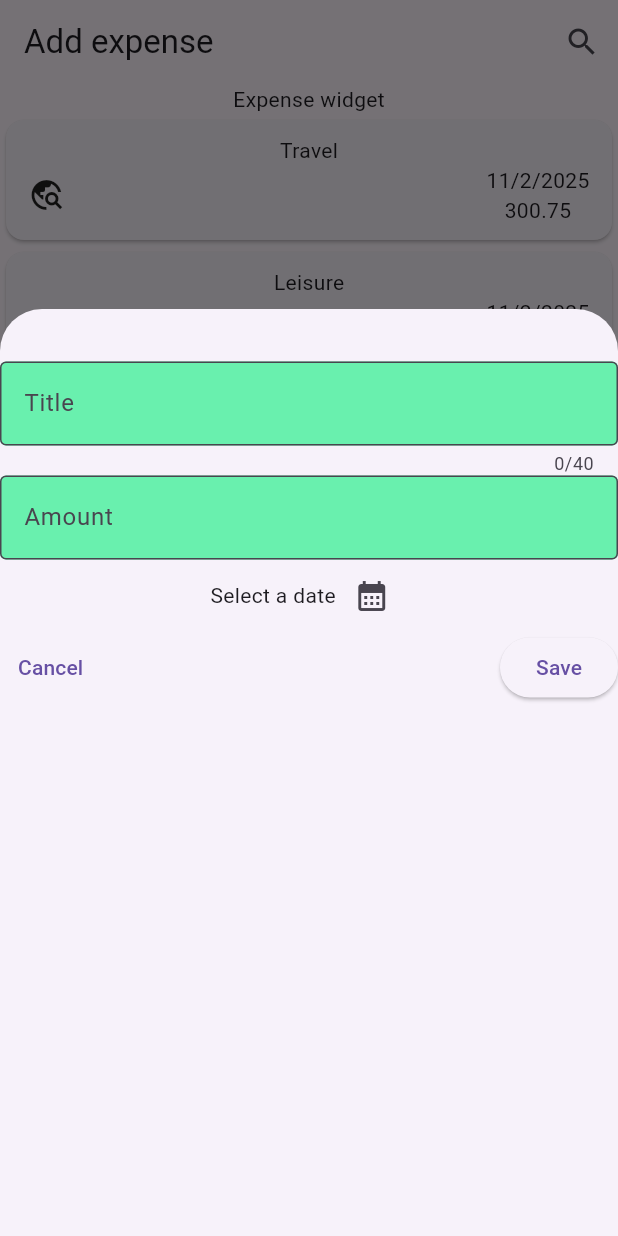
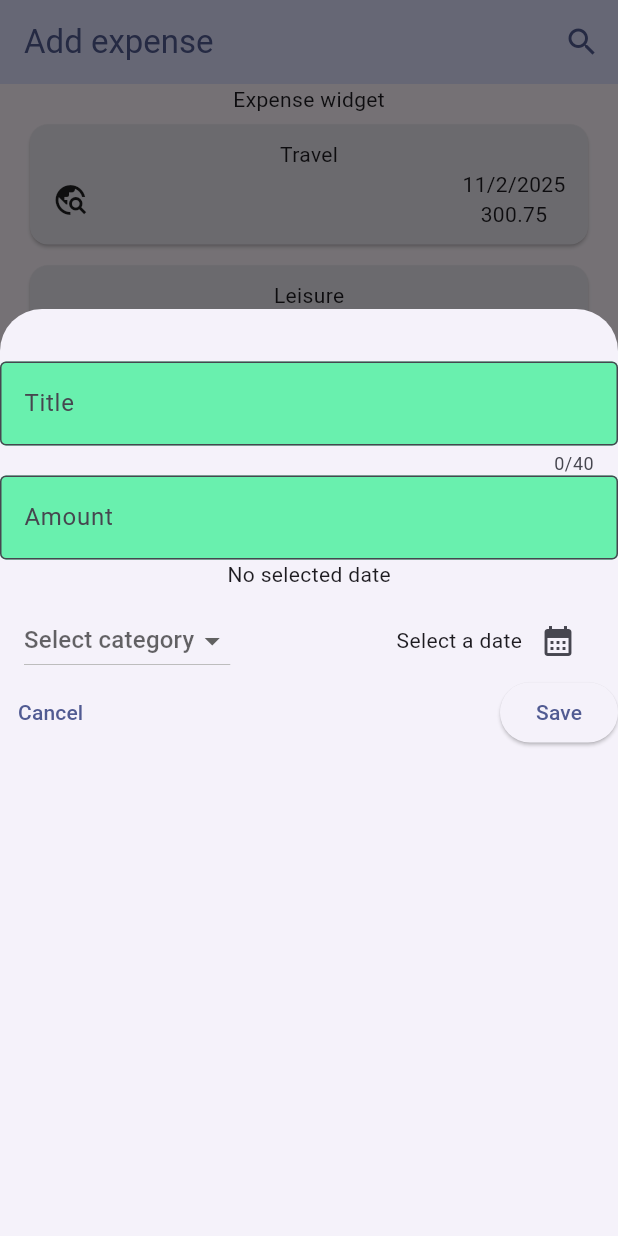
Before and after one commit to adelkadiki/mobile, a Flutter app: the screen it shows after launch, after a tap on the "search" icon, on a phone screen of 412 x 824 dp. Run offline on Flutter 3.47's test engine with Material 3 defaults, Android fonts, the phone set to English and light mode, and no system bars.

Commit message:
Updating Theme files

```diff
--- a/lib/main.dart
+++ b/lib/main.dart
@@ -1,7 +1,20 @@
 import 'package:flutter/material.dart';
 import 'package:proj_four/widges/expenses.dart';
 
+var kColorScheme =
+    ColorScheme.fromSeed(seedColor: const Color.fromARGB(68, 33, 65, 206));
+
 void main() {
-  runApp(
-    MaterialApp(home: Expenses()));
+  runApp(MaterialApp(
+    theme: ThemeData().copyWith(
+        colorScheme: kColorScheme,
+        appBarTheme: const AppBarTheme().copyWith(
+          backgroundColor: kColorScheme.primaryContainer,
+          foregroundColor: kColorScheme.primary,
+        ),
+        cardTheme: CardThemeData().copyWith(
+            color: kColorScheme.surfaceContainerHigh,
+            margin: const EdgeInsets.symmetric(horizontal: 20, vertical: 7))),
+    home: Expenses(),
+  ));
 }
--- a/lib/widges/expenses.dart
+++ b/lib/widges/expenses.dart
@@ -10,39 +10,83 @@ class Expenses extends StatefulWidget {
   State<Expenses> createState() => _ExpensesState();
 }
 
+class _ExpensesState extends State<Expenses> {
+  final List<Expense> registeredExpenses = [
+    Expense(
+        title: 'Travel',
+        amount: 300.75,
+        date: DateTime.now(),
+        category: Category.travel),
+    Expense(
+        title: 'Leisure',
+        amount: 10000,
+        date: DateTime.now(),
+        category: Category.leisure)
+  ];
 
-class _ExpensesState extends State<Expenses> {
+  void _addEXpenseButton() {
+    showModalBottomSheet(
+        context: context,
+        isScrollControlled: true,
+        builder: (ctx) {
+          return NewExpense(
+            addExpense: _addNewExpense,
+          );
+        });
+  }
 
-final List<Expense> registeredExpenses = [
+// Add new expense to the list
+  void _addNewExpense(Expense expense) {
+    setState(() {
+      registeredExpenses.add(expense);
+    });
+  }
 
-  Expense(title: 'Travel', amount: 300.75,
-  date: DateTime.now(), category: Category.travel),
+  // Remove expense from the list
+  void _removeExpense(Expense expense) {
+    final expenseIndex = registeredExpenses.indexOf(expense);
+    setState(() {
+      registeredExpenses.remove(expense);
+    });
 
-  Expense(title: 'Leisure', amount: 10000,
-  date: DateTime.now(), category: Category.leisure)
-];
-
-void _addEXpenseButton(){
-  showModalBottomSheet(context: context, isScrollControlled: true,
-  builder: (ctx){
-      return NewExpense();
-  } );
-}
+    ScaffoldMessenger.of(context).showSnackBar(
+      SnackBar(
+        duration: const Duration(seconds: 3),
+        content: const Text('Expense Deleted'),
+        action: SnackBarAction(
+            label: 'Undo',
+            onPressed: () {
+              setState(() {
+                registeredExpenses.insert(expenseIndex, expense);
+              });
+            }),
+      ),
+    );
+  }
 
   @override
   Widget build(BuildContext context) {
+    Widget mainContent = Center(child: const Text('No expenses on the list'));
+
+    if (registeredExpenses.isNotEmpty) {
+      mainContent = Expanded(
+          child: ExpensesList(
+        expenses: registeredExpenses,
+        onRemoveExpense: _removeExpense,
+      ));
+    }
+
     return Scaffold(
       appBar: AppBar(
         title: Text('Add expense'),
         actions: [
-          IconButton(onPressed: _addEXpenseButton,
-          icon: Icon(Icons.search))
+          IconButton(onPressed: _addEXpenseButton, icon: Icon(Icons.search))
         ],
       ),
       body: Column(
         children: [
           Text('Expense widget'),
-          Expanded(child: ExpensesList(expenses: registeredExpenses)) ,
+          mainContent,
         ],
       ),
     );
--- a/lib/widges/expenses_list/expenses_list.dart
+++ b/lib/widges/expenses_list/expenses_list.dart
@@ -3,19 +3,21 @@ import 'package:proj_four/models/expense.dart';
 import 'package:proj_four/widges/expenses_list/expense_item.dart';
 
 class ExpensesList extends StatelessWidget {
-  ExpensesList({super.key, required this.expenses});
+  const ExpensesList(
+      {super.key, required this.expenses, required this.onRemoveExpense});
 
   final List<Expense> expenses;
-
+  final void Function(Expense expense) onRemoveExpense;
 
   @override
   Widget build(BuildContext context) {
-
     return ListView.builder(
-      itemCount: expenses.length, itemBuilder: (context, index){
-
-          return ExpenseItem(expense: expenses[index]) ;
-      }
-      );
+        itemCount: expenses.length,
+        itemBuilder: (context, index) => Dismissible(
+            key: ValueKey(expenses[index]),
+            onDismissed: (direction) {
+              onRemoveExpense(expenses[index]);
+            },
+            child: ExpenseItem(expense: expenses[index])));
   }
 }
--- a/lib/widges/new_expense.dart
+++ b/lib/widges/new_expense.dart
@@ -1,24 +1,28 @@
 import 'package:flutter/material.dart';
+import 'package:intl/intl.dart';
+import 'package:proj_four/models/expense.dart';
+import 'package:proj_four/widges/expenses.dart';
 
 class NewExpense extends StatefulWidget {
-  const NewExpense({super.key});
+  const NewExpense({super.key, required this.addExpense});
+
+  final void Function(Expense expense) addExpense;
 
   @override
   State<NewExpense> createState() => _NewExpenseState();
 }
 
+class _NewExpenseState extends State<NewExpense> {
+  String _typtedTitle = '';
 
-
-class _NewExpenseState extends State<NewExpense> {
-
-String _typtedTitle ='';
-
-void _saveTitle(String title){
+  void _saveTitle(String title) {
     _typtedTitle = title;
   }
 
   final _titleTextController = TextEditingController();
   final _amountTextController = TextEditingController();
+  DateTime? _selectedDate;
+  Category? _selectedCategory;
 
 // Disposing the TextEditingController variable from memory
   @override
@@ -29,23 +33,79 @@ final _amountTextController = TextEditingController();
   }
 
   // Date picker handler method
-  void _displayDatePicker(){
+  void _displayDatePicker() async {
     final now = DateTime.now();
-        showDatePicker(context: context,
+    final datePicker = await showDatePicker(
+        context: context,
         initialDate: now,
-        firstDate: DateTime(1900) ,
-        lastDate: DateTime(DateTime.now().year));
+        firstDate: DateTime(1900),
+        lastDate: now);
+
+    setState(() {
+      _selectedDate = datePicker;
+    });
+  }
+
+  // Validate the submitted data
+  void _validateSubmittedData() {
+    final amount = double.tryParse(_amountTextController.text);
+
+    if (amount == null) {
+      _showErrorDialog('Amount', 'Enter the amount');
+      return;
+    }
+
+    if (amount < 0) {
+      _showErrorDialog('Amount', 'Amount has to be more than 1');
+      return;
+    }
+
+    if (_titleTextController.text.trim().isEmpty) {
+      _showErrorDialog('Title', 'No Title was entered');
+      return;
+    }
+
+    if (_selectedDate == null) {
+      _showErrorDialog('Date', 'No Date was entered');
+      return;
+    }
+
+    if (_selectedCategory == null) {
+      _showErrorDialog('Category', 'No Category was entered');
+      return;
+    }
+
+    widget.addExpense(Expense(
+        title: _titleTextController.text.trim(),
+        amount: amount,
+        date: _selectedDate!,
+        category: _selectedCategory!));
+    Navigator.pop(context);
+  }
+
+  void _showErrorDialog(String title, String message) {
+    showDialog(
+      context: context,
+      builder: (ctx) => AlertDialog(
+        title: Text(title),
+        content: Text(message),
+        actions: [
+          TextButton(
+            onPressed: () => Navigator.pop(ctx),
+            child: const Text('Close'),
+          ),
+        ],
+      ),
+    );
   }
 
   @override
   Widget build(BuildContext context) {
     return Padding(
       padding: EdgeInsets.only(
-
         bottom: MediaQuery.of(context).viewInsets.bottom,
       ),
       child: FractionallySizedBox(
-
         heightFactor: 0.75,
         child: SingleChildScrollView(
           child: Column(
@@ -53,7 +113,7 @@ final _amountTextController = TextEditingController();
             children: [
               SizedBox(height: 35),
               TextField(
-              controller: _titleTextController,  // Text field controller
+                controller: _titleTextController, // Text field controller
                 maxLength: 40,
                 decoration: const InputDecoration(
                   border: OutlineInputBorder(),
@@ -63,8 +123,6 @@ final _amountTextController = TextEditingController();
                   hintText: 'e.g.. Education',
                 ),
               ),
-
-
 
               TextField(
                 controller: _amountTextController,
@@ -79,39 +137,59 @@ final _amountTextController = TextEditingController();
                 keyboardType: TextInputType.number,
               ),
               SizedBox(width: 10),
-                    Row(           // Date picker Row
+              Text(_selectedDate == null
+                  ? 'No selected date'
+                  : DateFormat('yyyy-MM-dd').format(_selectedDate!)),
+              SizedBox(height: 10),
+              Padding(
+                padding: const EdgeInsets.symmetric(horizontal: 16.0),
+                child: Row(
+                  // Date picker Row
                   mainAxisAlignment: MainAxisAlignment.center,
                   children: [
+                    DropdownButton<Category>(
+                        value: _selectedCategory,
+                        hint: Text('Select category'),
+                        items: Category.values
+                            .map((categ) => DropdownMenuItem<Category>(
+                                value: categ,
+                                child: Text(categ.name.toUpperCase())))
+                            .toList(),
+                        onChanged: (value) {
+                          setState(() {
+                            if (value != null) {
+                              _selectedCategory = value;
+                            } else {
+                              return;
+                            }
+                            print(_selectedCategory);
+                          });
+                        }),
+                    const Spacer(),
                     Text('Select a date'),
                     IconButton(
                         onPressed: _displayDatePicker,
                         icon: Icon(Icons.calendar_month))
                   ],
-                    ),            // Date picker Row
+                ),
+              ), // Date picker Row
               SizedBox(width: 10),
 
               Row(
                 //     mainAxisAlignment: MainAxisAlignment.end,
                 children: [
                   TextButton(
-                  onPressed: (){
+                      onPressed: () {
                         Navigator.pop(context);
                       },
-                child: const Text('Cancel')
-                ),
+                      child: const Text('Cancel')),
                   Spacer(),
                   ElevatedButton(
-                  onPressed: () {
-
-                    print(_titleTextController.text);
-                    print(_amountTextController.text);
-
-                  },
+                    onPressed: _validateSubmittedData, // Validating the data
                     child: const Text('Save'),
                   ),
                 ],
               ),
-
             ],
           ),
         ),
--- a/pubspec.yaml
+++ b/pubspec.yaml
@@ -19,7 +19,8 @@ publish_to: 'none' # Remove this line if you wish to publish to pub.dev
 version: 1.0.0+1
 
 environment:
-  sdk: ^3.8.1
+  sdk: ">=3.5.0 <4.0.0"
+  # sdk: ^3.8.1
 
 # Dependencies specify other packages that your package needs in order to work.
 # To automatically upgrade your package dependencies to the latest versions
```
Also changed, not shown: lib/models/expense.dart (+12 -18 lines), lib/widges/expenses_list/expense_item.dart (+3 -12 lines), pubspec.lock. Lines whose indentation alone changed are shown as unchanged.
